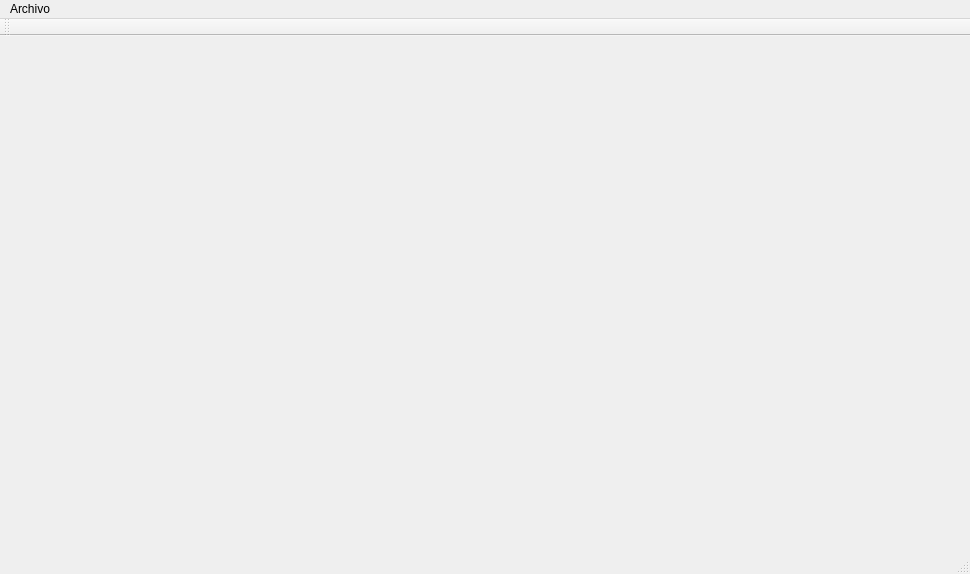
Old version of the form client/stealth.ui in the repository hryuk/stealth.
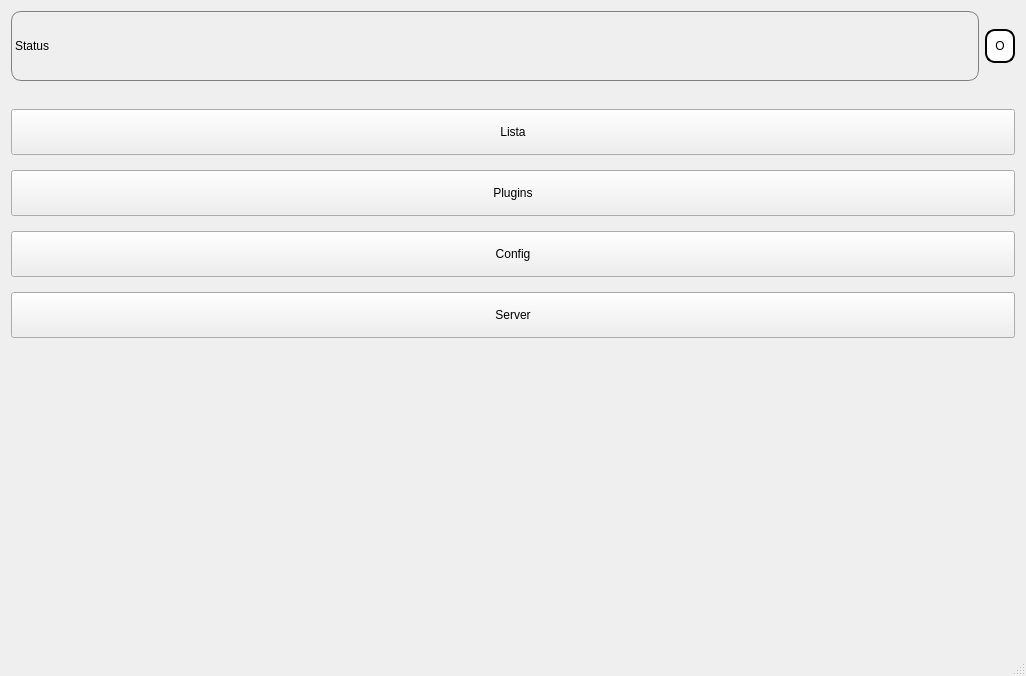
New version of the form.

Commit message: Avanzada un poco la GUI, aunque sigue sin estar claro si será así

```diff
--- a/client/stealth.ui
+++ b/client/stealth.ui
@@ -6,8 +6,8 @@
    <rect>
     <x>0</x>
     <y>0</y>
-    <width>970</width>
-    <height>574</height>
+    <width>1026</width>
+    <height>676</height>
    </rect>
   </property>
   <property name="windowTitle">
@@ -15,43 +15,135 @@
   </property>
   <widget class="QWidget" name="centralWidget">
    <layout class="QGridLayout" name="gridLayout_2">
+    <item row="2" column="0">
+     <layout class="QHBoxLayout" name="horizontalLayout_4">
+      <item>
+       <layout class="QVBoxLayout" name="MainLayout">
+        <property name="spacing">
+         <number>15</number>
+        </property>
+        <property name="topMargin">
+         <number>22</number>
+        </property>
+        <item>
+         <widget class="QPushButton" name="pushButton_5">
+          <property name="styleSheet">
+           <string notr="true">padding: 15 15px</string>
+          </property>
+          <property name="text">
+           <string>Lista</string>
+          </property>
+         </widget>
+        </item>
+        <item>
+         <widget class="QPushButton" name="pushButton_7">
+          <property name="styleSheet">
+           <string notr="true">padding: 15 15px</string>
+          </property>
+          <property name="text">
+           <string>Plugins</string>
+          </property>
+         </widget>
+        </item>
+        <item>
+         <widget class="QPushButton" name="pushButton_4">
+          <property name="styleSheet">
+           <string notr="true">padding: 15 15px</string>
+          </property>
+          <property name="text">
+           <string>Config</string>
+          </property>
+         </widget>
+        </item>
+        <item>
+         <widget class="QPushButton" name="pushButton_6">
+          <property name="styleSheet">
+           <string notr="true">padding: 15 15px;</string>
+          </property>
+          <property name="text">
+           <string>Server</string>
+          </property>
+         </widget>
+        </item>
+        <item>
+         <spacer name="verticalSpacer">
+          <property name="orientation">
+           <enum>Qt::Vertical</enum>
+          </property>
+          <property name="sizeHint" stdset="0">
+           <size>
+            <width>20</width>
+            <height>40</height>
+           </size>
+          </property>
+         </spacer>
+        </item>
+       </layout>
+      </item>
+      <item>
+       <layout class="QVBoxLayout" name="verticalLayout_2"/>
+      </item>
+     </layout>
+    </item>
     <item row="0" column="0">
-     <layout class="QVBoxLayout" name="MainLayout">
-      <property name="spacing">
-       <number>0</number>
+     <layout class="QHBoxLayout" name="horizontalLayout">
+      <property name="sizeConstraint">
+       <enum>QLayout::SetMinimumSize</enum>
       </property>
+      <item>
+       <widget class="QLabel" name="label">
+        <property name="sizePolicy">
+         <sizepolicy hsizetype="Expanding" vsizetype="Expanding">
+          <horstretch>0</horstretch>
+          <verstretch>0</verstretch>
+         </sizepolicy>
+        </property>
+        <property name="minimumSize">
+         <size>
+          <width>100</width>
+          <height>0</height>
+         </size>
+        </property>
+        <property name="maximumSize">
+         <size>
+          <width>16777215</width>
+          <height>70</height>
+         </size>
+        </property>
+        <property name="styleSheet">
+         <string notr="true">
+QLabel{
+
+border:1px solid grey;
+border-radius:10px;
+
+}</string>
+        </property>
+        <property name="text">
+         <string>Status</string>
+        </property>
+       </widget>
+      </item>
+      <item>
+       <widget class="QPushButton" name="pushButton">
+        <property name="styleSheet">
+         <string notr="true">border: 2px solid black;
+border-radius: 10px;
+padding: 8 8px;
+background:white;
+selection-background-color:darkgray;
+</string>
+        </property>
+        <property name="text">
+         <string>O</string>
+        </property>
+       </widget>
+      </item>
      </layout>
     </item>
    </layout>
   </widget>
-  <widget class="QToolBar" name="toolBar">
-   <property name="windowTitle">
-    <string>toolBar</string>
-   </property>
-   <attribute name="toolBarArea">
-    <enum>TopToolBarArea</enum>
-   </attribute>
-   <attribute name="toolBarBreak">
-    <bool>false</bool>
-   </attribute>
-  </widget>
   <widget class="QStatusBar" name="statusBar"/>
-  <widget class="QMenuBar" name="menuBar">
-   <property name="geometry">
-    <rect>
-     <x>0</x>
-     <y>0</y>
-     <width>970</width>
-     <height>21</height>
-    </rect>
-   </property>
-   <widget class="QMenu" name="menuArchivo">
-    <property name="title">
-     <string>Archivo</string>
-    </property>
-   </widget>
-   <addaction name="menuArchivo"/>
-  </widget>
  </widget>
  <layoutdefault spacing="6" margin="11"/>
  <resources/>
```
The commit also changes 2 other files.
